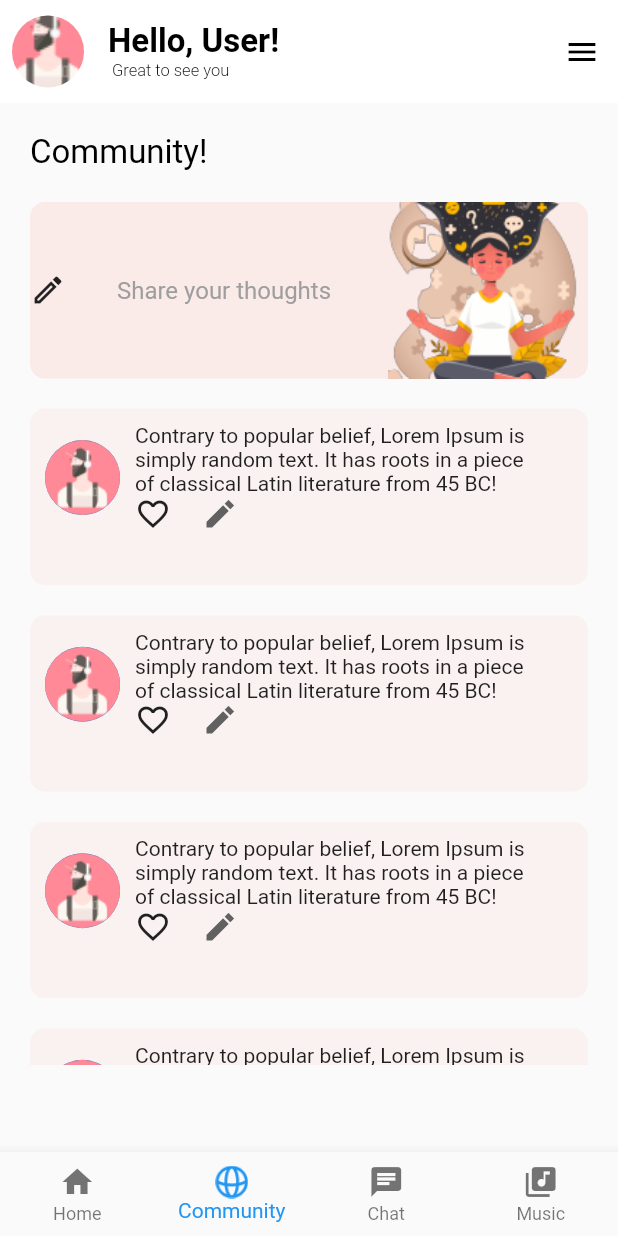
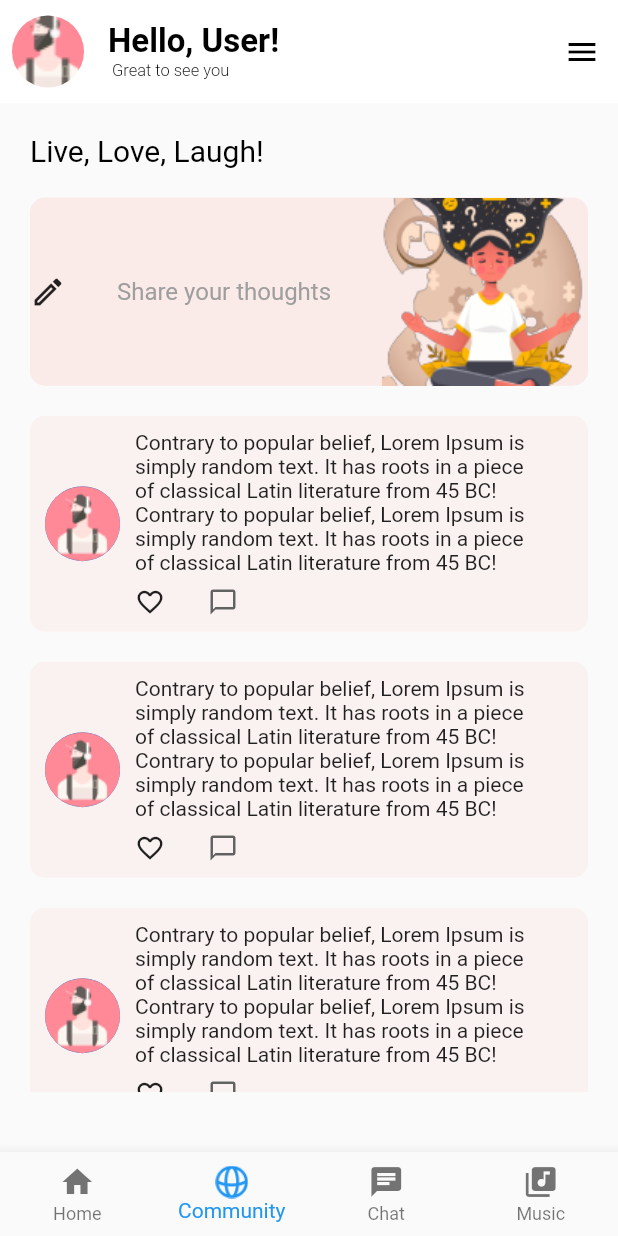
Before and after one commit to Dynamic-Vector/Inscape, a Flutter app: the screen it shows after launch, item 2 of the bottom bar chosen, on a phone screen of 412 x 824 dp. Run offline on Flutter 3.47's test engine with Material 2 defaults, Android fonts, the phone set to English and light mode, and no system bars; our stand-ins replace audio_video_progress_bar, google_fonts, google_nav_bar; Roboto replaces fonts that are missing (Ubuntu).

Commit message:
Update communitypage.dart

```diff
--- a/lib/screens/communitypage.dart
+++ b/lib/screens/communitypage.dart
@@ -16,14 +16,13 @@ class CommunityPage extends StatelessWidget {
           Padding(
             padding: const EdgeInsets.only(left: 20.0, top: 20),
             child: Text(
-              "Community!",
-              style: GoogleFonts.ubuntu(fontSize: 22, color: Colors.black),
+              "Live, Love, Laugh!",
+              style: GoogleFonts.ubuntu(fontSize: 20, color: Colors.black),
             ),
           ),
           Padding(
             padding: const EdgeInsets.only(left: 20.0, right: 20, top: 20),
             child: Container(
-              height: MediaQuery.of(context).size.height / 7,
               width: MediaQuery.of(context).size.width,
               decoration: BoxDecoration(
                   color: Color.fromRGBO(250, 170, 159, 0.2),
@@ -44,17 +43,17 @@ class CommunityPage extends StatelessWidget {
             ),
           ),
           Container(
-            height: MediaQuery.of(context).size.height / 1.8,
+            height: MediaQuery.of(context).size.height / 1.75,
             child: ListView.builder(
                 shrinkWrap: true,
                 scrollDirection: Axis.vertical,
+                physics: BouncingScrollPhysics(),
                 itemCount: 20,
                 itemBuilder: (context, index) {
                   return Padding(
                     padding:
                         const EdgeInsets.only(left: 20.0, right: 20, top: 20),
                     child: Container(
-                      height: MediaQuery.of(context).size.height / 7,
                       width: MediaQuery.of(context).size.width,
                       decoration: BoxDecoration(
                           color: Color.fromRGBO(250, 170, 159, 0.1),
@@ -85,7 +84,7 @@ class CommunityPage extends StatelessWidget {
                                                   .width /
                                               1.5,
                                           child: Text(
-                                            "Contrary to popular belief, Lorem Ipsum is simply random text. It has roots in a piece of classical Latin literature from 45 BC!",
+                                            "Contrary to popular belief, Lorem Ipsum is simply random text. It has roots in a piece of classical Latin literature from 45 BC!Contrary to popular belief, Lorem Ipsum is simply random text. It has roots in a piece of classical Latin literature from 45 BC!",
                                             style: GoogleFonts.ubuntu(
                                               fontSize: 14,
                                             ),
@@ -96,16 +95,25 @@ class CommunityPage extends StatelessWidget {
                                                   .size
                                                   .width /
                                               6,
+                                          child: Padding(
+                                            padding:
+                                                const EdgeInsets.only(top: 8.0),
                                             child: Row(
                                               mainAxisAlignment:
-                                                MainAxisAlignment.spaceBetween,
+                                                  MainAxisAlignment
+                                                      .spaceBetween,
                                               children: [
-                                              Icon(Icons.favorite_border),
                                                 Icon(
-                                                Icons.edit_sharp,
+                                                  Icons.favorite_border,
+                                                  size: 20,
+                                                ),
+                                                Icon(
+                                                  Icons.chat_bubble_outline,
                                                   color: Colors.grey.shade700,
+                                                  size: 20,
                                                 )
                                               ],
+                                            ),
                                           ),
                                         ),
                                       ],
```
Lines whose indentation alone changed are shown as unchanged.
